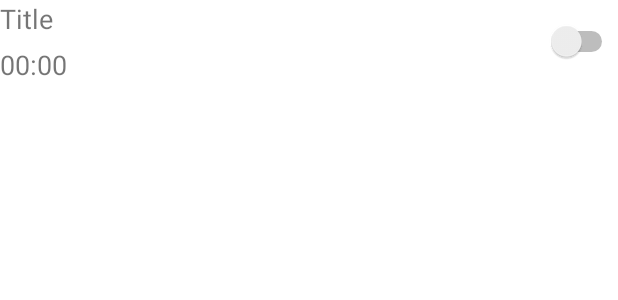
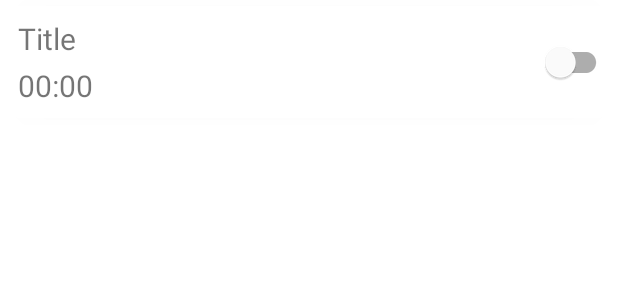
Before and after one commit to zhirnoov/MathAlarmClock, an Android app: the layout alarm_row_item.xml on its own in the app's theme, with its tools: preview values and no code run, on a phone screen of 412 x 824 dp. Shown: the top 300 px of the screen. Run offline under Robolectric (Android 15) with nearby library versions, the light colour scheme and no system bars.

Commit message:
fix row item, change theme

```diff
--- a/app/src/main/java/com/github/phantom_nosferatu/fragments/AddAlarmFragment.kt
+++ b/app/src/main/java/com/github/phantom_nosferatu/fragments/AddAlarmFragment.kt
@@ -2,6 +2,7 @@ package com.github.phantom_nosferatu.fragments
 
 import android.os.Build
 import android.os.Bundle
+import android.util.Log
 import android.view.LayoutInflater
 import android.view.View
 import android.view.ViewGroup
@@ -22,6 +23,7 @@ import com.github.phantom_nosferatu.view_models.AddAlarmViewModel
 import com.github.phantom_nosferatu.view_models.AddAlarmViewModelFactory
 import com.google.android.material.timepicker.MaterialTimePicker
 import com.google.android.material.timepicker.TimeFormat
+import java.util.*
 
 class AddAlarmFragment : Fragment() {
 
@@ -85,6 +87,7 @@ class AddAlarmFragment : Fragment() {
                     isActive = true
                 )
             )
+            Log.d("AlarmTesting", "Alarm init ${Date()}")
             Toast.makeText(context, "Alarm $hour:$minute create", Toast.LENGTH_SHORT).show()
             findNavController().popBackStack()
         }
--- a/app/src/main/java/com/github/phantom_nosferatu/fragments/AlarmAdapter.kt
+++ b/app/src/main/java/com/github/phantom_nosferatu/fragments/AlarmAdapter.kt
@@ -8,6 +8,7 @@ import android.widget.TextView
 import androidx.recyclerview.widget.RecyclerView
 import com.github.phantom_nosferatu.R
 import com.github.phantom_nosferatu.data.model.Alarm
+import com.google.android.material.switchmaterial.SwitchMaterial
 
 class AlarmAdapter(private val alarms: List<Alarm>) : RecyclerView.Adapter<AlarmAdapter.AlarmViewHolder>() {
 
@@ -16,7 +17,7 @@ class AlarmAdapter(private val alarms: List<Alarm>) : RecyclerView.Adapter<Alarm
 
         val title : TextView = itemView.findViewById(R.id.tv_title)
         val time : TextView = itemView.findViewById(R.id.tv_time)
-        val switch : Switch = itemView.findViewById(R.id.btn_switch)
+        val switch : SwitchMaterial = itemView.findViewById(R.id.btn_switch)
     }
 
     override fun onCreateViewHolder(parent: ViewGroup, viewType: Int): AlarmViewHolder {
--- a/app/src/main/res/layout/alarm_row_item.xml
+++ b/app/src/main/res/layout/alarm_row_item.xml
@@ -1,16 +1,25 @@
 <?xml version="1.0" encoding="utf-8"?>
-<androidx.constraintlayout.widget.ConstraintLayout xmlns:android="http://schemas.android.com/apk/res/android"
+<com.google.android.material.card.MaterialCardView xmlns:android="http://schemas.android.com/apk/res/android"
     xmlns:app="http://schemas.android.com/apk/res-auto"
     xmlns:tools="http://schemas.android.com/tools"
+    android:layout_width="match_parent"
+    android:layout_height="wrap_content"
+    android:layout_margin="4dp"
+    app:cardCornerRadius="8dp"
+    app:cardElevation="4dp">
+
+    <androidx.constraintlayout.widget.ConstraintLayout
         android:layout_width="match_parent"
         android:layout_height="match_parent">
 
         <TextView
             android:id="@+id/tv_title"
-        android:textSize="18sp"
             android:layout_width="wrap_content"
             android:layout_height="wrap_content"
+            android:layout_marginTop="8dp"
+            android:layout_marginLeft="8dp"
             android:text="Title"
+            android:textSize="20sp"
             app:layout_constraintStart_toStartOf="parent"
             app:layout_constraintTop_toTopOf="parent" />
 
@@ -18,17 +27,23 @@
             android:id="@+id/tv_time"
             android:layout_width="wrap_content"
             android:layout_height="wrap_content"
+            android:layout_marginTop="4dp"
+            android:layout_marginBottom="8dp"
+            android:layout_marginLeft="8dp"
             android:text="00:00"
-        android:textSize="18dp"
-        android:layout_marginTop="6dp"
+            android:textSize="20sp"
+            app:layout_constraintBottom_toBottomOf="parent"
             app:layout_constraintStart_toStartOf="parent"
             app:layout_constraintTop_toBottomOf="@+id/tv_title" />
 
-    <Switch
+        <com.google.android.material.switchmaterial.SwitchMaterial
             android:id="@+id/btn_switch"
             android:layout_width="wrap_content"
             android:layout_height="wrap_content"
             app:layout_constraintBottom_toBottomOf="@+id/tv_time"
             app:layout_constraintEnd_toEndOf="parent"
             app:layout_constraintTop_toTopOf="@+id/tv_title" />
+
     </androidx.constraintlayout.widget.ConstraintLayout>
+
+</com.google.android.material.card.MaterialCardView>
--- a/app/src/main/res/layout/fragment_all_alarms.xml
+++ b/app/src/main/res/layout/fragment_all_alarms.xml
@@ -6,11 +6,10 @@
 
     <androidx.recyclerview.widget.RecyclerView
         android:id="@+id/rv_alarms"
-        android:layout_marginLeft="24dp"
-        android:layout_marginRight="24dp"
         android:layout_width="match_parent"
         android:layout_height="match_parent"
         app:layout_constraintEnd_toEndOf="parent"
+        android:background="@color/design_default_color_primary"
         app:layout_constraintStart_toStartOf="parent">
 
     </androidx.recyclerview.widget.RecyclerView>
--- a/app/src/main/res/values/themes.xml
+++ b/app/src/main/res/values/themes.xml
@@ -1,6 +1,6 @@
 <resources xmlns:tools="http://schemas.android.com/tools">
     <!-- Base application theme. -->
-    <style name="Theme.MathAlarmClock" parent="Theme.MaterialComponents.DayNight.DarkActionBar">
+    <style name="Theme.MathAlarmClock" parent="Theme.MaterialComponents.DayNight.NoActionBar">
         <!-- Primary brand color. -->
         <item name="colorPrimary">@color/purple_500</item>
         <item name="colorPrimaryVariant">@color/purple_700</item>
```
Lines whose indentation alone changed are shown as unchanged.
